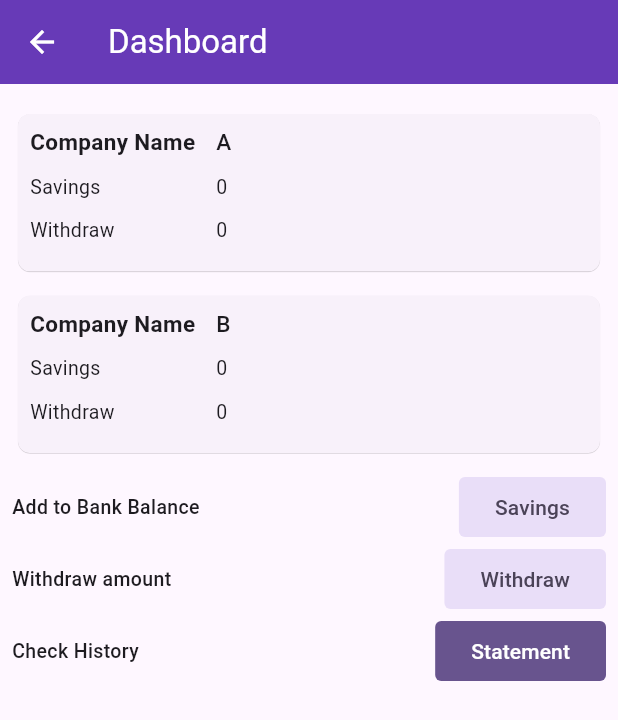
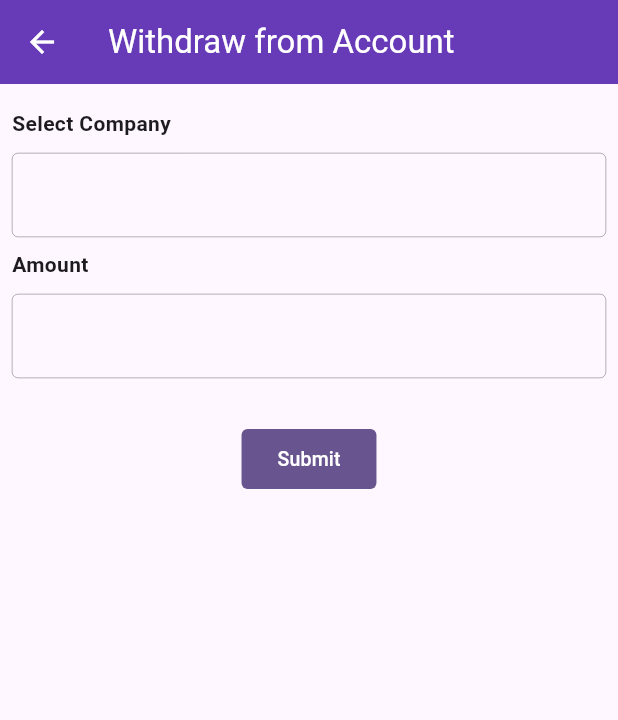
Before and after one commit to panchal777/clean_architecture_flutter, a Flutter app: the screen it shows after launch, after a tap on "Withdraw", on a phone screen of 412 x 824 dp. Shown: the top 720 px of the screen. Run offline on Flutter 3.47's test engine with Material 3 defaults, Android fonts, the phone set to English and light mode, and no system bars; our stand-ins replace flutter_bloc, get_it, go_router, logger.

Commit message:
- added savings and withdrawal screens

```diff
--- a/lib/core/components/q_app_bar.dart
+++ b/lib/core/components/q_app_bar.dart
@@ -9,6 +9,7 @@ class QAppBar extends StatelessWidget implements PreferredSizeWidget {
 
   //toolBar height
   final double height;
+  final bool hideBackPressed;
 
   const QAppBar({
     super.key,
@@ -17,6 +18,7 @@ class QAppBar extends StatelessWidget implements PreferredSizeWidget {
     this.titleStyle,
     this.centerTitle = false,
     this.backgroundColor,
+    this.hideBackPressed = false,
   });
 
   @override
@@ -27,7 +29,9 @@ class QAppBar extends StatelessWidget implements PreferredSizeWidget {
       toolbarHeight: height,
       centerTitle: centerTitle,
       backgroundColor: backgroundColor ?? appBarTheme.backgroundColor,
-      leading: IconButton(
+      leading: hideBackPressed
+          ? null
+          : IconButton(
               icon: Icon(
                 Icons.arrow_back,
                 color: Colors.white,
@@ -37,6 +41,7 @@ class QAppBar extends StatelessWidget implements PreferredSizeWidget {
                 QCommon.hideKeyboard();
                 Navigator.of(context).pop();
               }),
+      automaticallyImplyLeading: !hideBackPressed,
       title: Text(
         title,
         maxLines: 1,
--- a/lib/core/components/q_button.dart
+++ b/lib/core/components/q_button.dart
@@ -76,7 +76,7 @@ class QButton extends StatelessWidget {
   Widget _buttonContent() {
     return state == QButtonState.loading
         ? CircularProgressIndicator(value: 2)
-        : Text(text);
+        : Text(text, style: TextStyle(fontSize: 13));
   }
 
   @override
--- a/lib/core/components/q_input.dart
+++ b/lib/core/components/q_input.dart
@@ -17,9 +17,17 @@ class QInput extends StatelessWidget {
 
   @override
   Widget build(BuildContext context) {
+    var outlineBorder = OutlineInputBorder(borderSide: BorderSide(width: 0.2));
+
     return Column(
+      crossAxisAlignment: CrossAxisAlignment.start,
       children: [
-        if (title!.isNotEmpty) QText(text: title!, qTextType: QTextType.medium),
+        if (title!.isNotEmpty)
+          QText(
+            text: title!,
+            qTextType: QTextType.medium,
+            fontWeight: FontWeight.w600,
+          ),
         if (title!.isNotEmpty) SizedBox(height: 10),
         TextFormField(
           controller: controller ??
@@ -27,6 +35,11 @@ class QInput extends StatelessWidget {
                 text: initialValue ?? '',
               ),
           onChanged: (value) => onChanged,
+          decoration: InputDecoration(
+            focusedBorder: outlineBorder,
+            border: outlineBorder,
+            enabledBorder: outlineBorder,
+          ),
         )
       ],
     );
--- a/lib/core/components/q_text.dart
+++ b/lib/core/components/q_text.dart
@@ -15,7 +15,7 @@ class QText extends StatelessWidget {
   });
 
   final double headerSize = 15;
-  final double mediumSize = 13;
+  final double mediumSize = 14;
   final double bodySize = 12;
   final double generalSize = 14;
 
--- a/lib/core/router/app_router.dart
+++ b/lib/core/router/app_router.dart
@@ -1,12 +1,14 @@
 import 'dart:developer';
 import 'package:clean_architecture_flutter/features/company/presentation/screens/dashboard.dart';
+import 'package:clean_architecture_flutter/features/company/presentation/screens/saving_amount_screen.dart';
+import 'package:clean_architecture_flutter/features/company/presentation/screens/withdraw_amount_screen.dart';
 import 'package:clean_architecture_flutter/features/splash/splash_screen.dart';
 import 'package:flutter/material.dart';
 import 'package:go_router/go_router.dart';
 
 class AppRouteName {
   static const String dashboard = 'dashboard';
-  static const String entry = 'entry';
+  static const String saving = 'saving';
   static const String withdraw = 'withdraw';
   static const String history = 'history';
 }
@@ -51,6 +53,16 @@ class AppRouter {
             path: AppRouteName.dashboard,
             builder: (context, state) => DashboardScreen(),
           ),
+          GoRoute(
+            name: AppRouteName.saving,
+            path: AppRouteName.saving,
+            builder: (context, state) => SavingAmountScreen(),
+          ),
+          GoRoute(
+            name: AppRouteName.withdraw,
+            path: AppRouteName.withdraw,
+            builder: (context, state) => WithdrawAmountScreen(),
+          ),
         ]),
   ];
 }
--- a/lib/features/company/presentation/screens/dashboard.dart
+++ b/lib/features/company/presentation/screens/dashboard.dart
@@ -1,8 +1,10 @@
 import 'package:clean_architecture_flutter/core/components/q_app_bar.dart';
 import 'package:clean_architecture_flutter/core/components/q_button.dart';
 import 'package:clean_architecture_flutter/core/components/q_text.dart';
+import 'package:clean_architecture_flutter/core/router/app_router.dart';
 import 'package:clean_architecture_flutter/features/company/presentation/widgets/bind_dashboard_card.dart';
 import 'package:flutter/material.dart';
+import 'package:go_router/go_router.dart';
 
 class DashboardScreen extends StatelessWidget {
   const DashboardScreen({super.key});
@@ -11,7 +13,7 @@ class DashboardScreen extends StatelessWidget {
   Widget build(BuildContext context) {
     return SafeArea(
       child: Scaffold(
-        appBar: QAppBar(title: 'Dashboard'),
+        appBar: QAppBar(title: 'Dashboard', hideBackPressed: true),
         body: SingleChildScrollView(
           child: Padding(
             padding: const EdgeInsets.all(8.0),
@@ -29,13 +31,17 @@ class DashboardScreen extends StatelessWidget {
                   title: 'Add to Bank Balance',
                   btnText: 'Savings',
                   qBtnType: QButtonType.tonal,
-                  onPressed: () {},
+                  onPressed: () {
+                    context.pushNamed(AppRouteName.saving);
+                  },
                 ),
                 bindRows(
                   title: 'Withdraw amount',
                   btnText: 'Withdraw',
                   qBtnType: QButtonType.tonal,
-                  onPressed: () {},
+                  onPressed: () {
+                    context.pushNamed(AppRouteName.withdraw);
+                  },
                 ),
                 bindRows(
                   title: 'Check History',
@@ -51,25 +57,27 @@ class DashboardScreen extends StatelessWidget {
     );
   }
 
-  bindRows({
-    required String title,
-    required String btnText,
-    required QButtonType qBtnType,
-    required Function onPressed,
-  }) {
+  bindRows(
+      {required String title,
+      required String btnText,
+      required QButtonType qBtnType,
+      required Function()? onPressed}) {
     return Row(
       children: [
         Expanded(
           child: QText(
             text: title,
             qTextType: QTextType.medium,
-            fontWeight: FontWeight.w500,
+            fontWeight: FontWeight.normal,
           ),
         ),
         QButton(
           text: btnText,
           type: qBtnType,
-          onPress: () => onPressed,
+          state: QButtonState.enabled,
+          onPress: () {
+            onPressed!();
+          },
         ),
       ],
     );
--- /dev/null
+++ b/lib/features/company/presentation/screens/withdraw_amount_screen.dart
@@ -0,0 +1,50 @@
+import 'package:clean_architecture_flutter/core/components/q_app_bar.dart';
+import 'package:clean_architecture_flutter/core/components/q_button.dart';
+import 'package:clean_architecture_flutter/core/components/q_input.dart';
+import 'package:flutter/material.dart';
+
+class WithdrawAmountScreen extends StatelessWidget {
+  const WithdrawAmountScreen({super.key});
+
+  @override
+  Widget build(BuildContext context) {
+    TextEditingController withdrawAmountController = TextEditingController();
+
+    return SafeArea(
+      child: Scaffold(
+        appBar: QAppBar(title: 'Withdraw from Account'),
+        body: SingleChildScrollView(
+          child: Padding(
+            padding: const EdgeInsets.all(8.0),
+            child: Column(
+              crossAxisAlignment: CrossAxisAlignment.start,
+              children: [
+                SizedBox(height: 8),
+                QInput(
+                  title: 'Select Company',
+                ),
+                SizedBox(height: 8),
+                QInput(
+                  title: 'Amount',
+                  controller: withdrawAmountController,
+                ),
+                SizedBox(height: 30),
+                Center(
+                  child: QButton(
+                    text: 'Submit',
+                    onPress: () {
+                      if (withdrawAmountController.text.isNotEmpty) {
+                        debugPrint(
+                            'Withdraw amount -> ${withdrawAmountController.text}');
+                      }
+                    },
+                  ),
+                )
+              ],
+            ),
+          ),
+        ),
+      ),
+    );
+  }
+}
```
Also changed, not shown: lib/features/company/presentation/screens/saving_amount_screen.dart (added, +46 -0 lines). Lines whose indentation alone changed are shown as unchanged.
